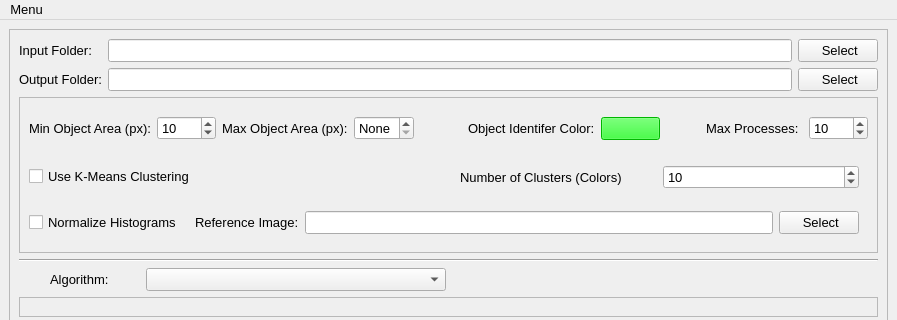
crgrove/automated-drone-image-analysis-tool, file resources/views/MainWindow.ui: the form before one commit; both pictures show x 0 to 897 and y 0 to 320 of the 897 by 835 pixel window.
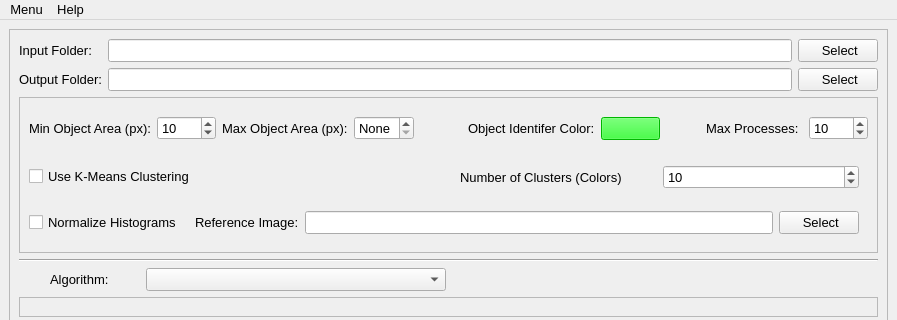
The form after the commit. Icons and pictures are not drawn.

Commit message: feat: Add comprehensive tooltips across UI and reorganize Help menu

```diff
--- a/resources/views/MainWindow.ui
+++ b/resources/views/MainWindow.ui
@@ -718,7 +718,15 @@
     <addaction name="actionRTMPDetection"/>
     <addaction name="actionIntegratedDetection"/>
    </widget>
+   <widget class="QMenu" name="menuHelp">
+    <property name="title">
+     <string>Help</string>
+    </property>
+    <addaction name="actionHelp"/>
+    <addaction name="actionCommunityHelp"/>
+   </widget>
    <addaction name="menuFile"/>
+   <addaction name="menuHelp"/>
   </widget>
   <action name="actionLoadFile">
    <property name="text">
```
Left out of the diff: 437 changed lines with no effect on the pictures. The commit also changes 37 other files.
